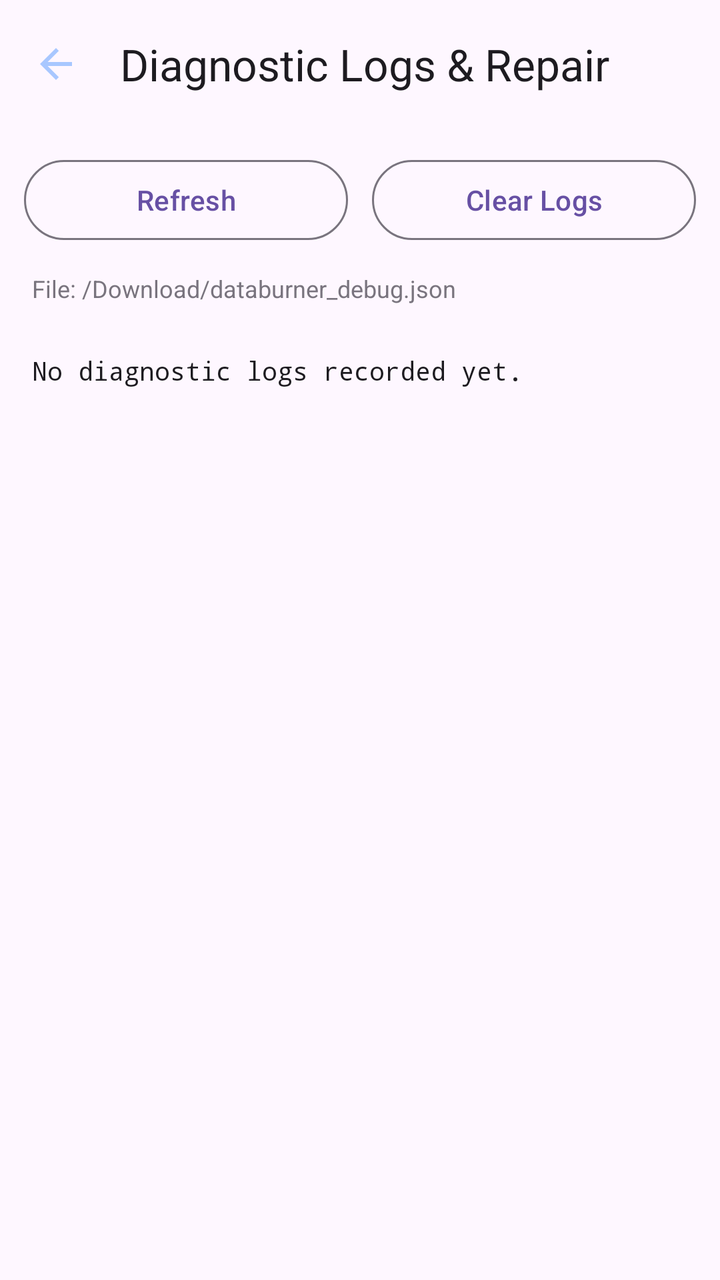
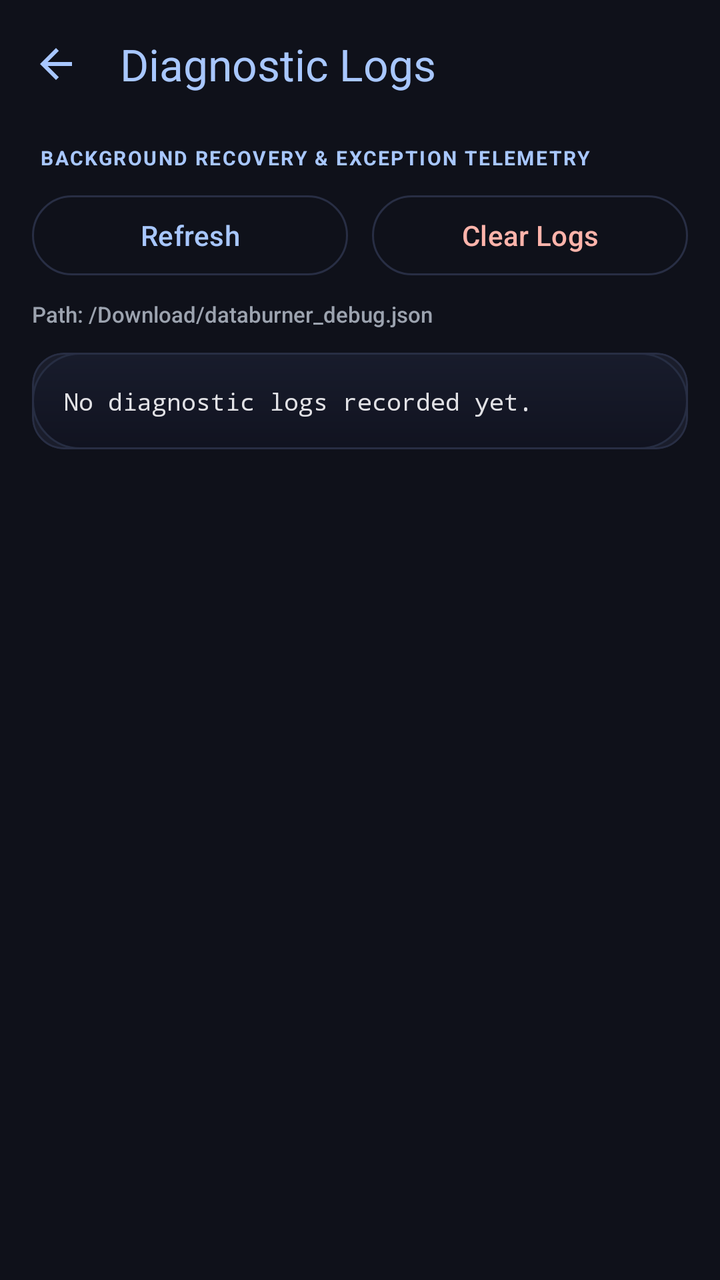

Before-and-after screenshots of an Android layout around one commit, followed by the original layout XML and the change that was made.
<!-- AndroidManifest.xml: activity theme Theme.DataBurner -->
<!-- res/layout/activity_debug_log.xml -->
<?xml version="1.0" encoding="utf-8"?>
<LinearLayout xmlns:android="http://schemas.android.com/apk/res/android"
    xmlns:app="http://schemas.android.com/apk/res-auto"
    android:layout_width="match_parent"
    android:layout_height="match_parent"
    android:orientation="vertical"
    android:background="?attr/colorSurface">

    <com.google.android.material.appbar.AppBarLayout
        android:id="@+id/appBarLayout"
        android:layout_width="match_parent"
        android:layout_height="wrap_content"
        android:background="?attr/colorSurface">

        <com.google.android.material.appbar.MaterialToolbar
            android:id="@+id/topAppBar"
            android:layout_width="match_parent"
            android:layout_height="?attr/actionBarSize"
            app:navigationIcon="@drawable/ic_arrow_back"
            app:title="Diagnostic Logs &amp; Repair"
            app:titleTextAppearance="@style/TextAppearance.Material3.TitleLarge" />

    </com.google.android.material.appbar.AppBarLayout>

    <LinearLayout
        android:layout_width="match_parent"
        android:layout_height="wrap_content"
        android:orientation="horizontal"
        android:padding="12dp">

        <com.google.android.material.button.MaterialButton
            android:id="@+id/refreshBtn"
            style="@style/Widget.Material3.Button.OutlinedButton"
            android:layout_width="0dp"
            android:layout_height="wrap_content"
            android:layout_weight="1"
            android:layout_marginEnd="6dp"
            android:text="Refresh" />

        <com.google.android.material.button.MaterialButton
            android:id="@+id/clearBtn"
            style="@style/Widget.Material3.Button.OutlinedButton"
            android:layout_width="0dp"
            android:layout_height="wrap_content"
            android:layout_weight="1"
            android:layout_marginStart="6dp"
            android:text="Clear Logs" />

    </LinearLayout>

    <TextView
        android:id="@+id/filePathText"
        android:layout_width="match_parent"
        android:layout_height="wrap_content"
        android:paddingHorizontal="16dp"
        android:paddingBottom="8dp"
        android:text="File: /Download/databurner_debug.json"
        android:textSize="12sp"
        android:textColor="?attr/colorOutline" />

    <ScrollView
        android:layout_width="match_parent"
        android:layout_height="0dp"
        android:layout_weight="1">

        <TextView
            android:id="@+id/logsContainerText"
            android:layout_width="match_parent"
            android:layout_height="wrap_content"
            android:padding="16dp"
            android:fontFamily="monospace"
            android:textSize="13sp"
            android:text="No diagnostic logs recorded yet."
            android:textColor="?attr/colorOnSurface" />

    </ScrollView>

</LinearLayout>
<!-- resources referenced by this layout -->
<resources>
  <!-- drawable ic_arrow_back (drawable) -->
  <?xml version="1.0" encoding="utf-8"?>
  <vector xmlns:android="http://schemas.android.com/apk/res/android"
      android:width="24dp"
      android:height="24dp"
      android:viewportWidth="24"
      android:viewportHeight="24">
      <path
          android:pathData="M20,11H7.83l5.59,-5.59L12,4l-8,8 8,8 1.41,-1.41L7.83,13H20v-2z"
          android:fillColor="#A8C7FF" />
  </vector>
  <style name="Theme.DataBurner" parent="Base.Theme.DataBurner" />
  <style name="Base.Theme.DataBurner" parent="Theme.Material3.DayNight.NoActionBar">
          
          
      </style>
</resources>

<!-- the commit's change to res/layout/activity_debug_log.xml (unified diff, before → after) -->
@@ -4,74 +4,115 @@
     android:layout_width="match_parent"
     android:layout_height="match_parent"
     android:orientation="vertical"
-    android:background="?attr/colorSurface">
+    android:background="@color/bg_dark">
 
     <com.google.android.material.appbar.AppBarLayout
         android:id="@+id/appBarLayout"
         android:layout_width="match_parent"
         android:layout_height="wrap_content"
-        android:background="?attr/colorSurface">
+        android:background="@color/bg_dark"
+        app:elevation="0dp">
 
         <com.google.android.material.appbar.MaterialToolbar
             android:id="@+id/topAppBar"
             android:layout_width="match_parent"
             android:layout_height="?attr/actionBarSize"
+            android:background="@color/bg_dark"
             app:navigationIcon="@drawable/ic_arrow_back"
-            app:title="Diagnostic Logs &amp; Repair"
-            app:titleTextAppearance="@style/TextAppearance.Material3.TitleLarge" />
+            app:navigationIconTint="@color/primary_m3"
+            app:title="Diagnostic Logs"
+            app:titleTextColor="@color/primary_m3" />
 
     </com.google.android.material.appbar.AppBarLayout>
 
     <LinearLayout
         android:layout_width="match_parent"
         android:layout_height="wrap_content"
-        android:orientation="horizontal"
-        android:padding="12dp">
+        android:orientation="vertical"
+        android:paddingHorizontal="16dp"
+        android:paddingTop="8dp">
 
-        <com.google.android.material.button.MaterialButton
-            android:id="@+id/refreshBtn"
-            style="@style/Widget.Material3.Button.OutlinedButton"
-            android:layout_width="0dp"
+        <TextView
+            android:layout_width="wrap_content"
             android:layout_height="wrap_content"
-            android:layout_weight="1"
-            android:layout_marginEnd="6dp"
-            android:text="Refresh" />
+            android:layout_marginStart="4dp"
+            android:layout_marginBottom="8dp"
+            android:letterSpacing="0.08"
+            android:text="BACKGROUND RECOVERY &amp; EXCEPTION TELEMETRY"
+            android:textColor="@color/primary_m3"
+            android:textSize="10sp"
+            android:textStyle="bold" />
 
-        <com.google.android.material.button.MaterialButton
-            android:id="@+id/clearBtn"
-            style="@style/Widget.Material3.Button.OutlinedButton"
-            android:layout_width="0dp"
+        <LinearLayout
+            android:layout_width="match_parent"
             android:layout_height="wrap_content"
-            android:layout_weight="1"
-            android:layout_marginStart="6dp"
-            android:text="Clear Logs" />
+            android:orientation="horizontal">
+
+            <com.google.android.material.button.MaterialButton
+                android:id="@+id/refreshBtn"
+                style="@style/Widget.Material3.Button.OutlinedButton"
+                android:layout_width="0dp"
+                android:layout_height="wrap_content"
+                android:layout_weight="1"
+                android:layout_marginEnd="6dp"
+                android:text="Refresh"
+                android:textColor="@color/primary_m3"
+                app:strokeColor="@color/surface_stroke" />
+
+            <com.google.android.material.button.MaterialButton
+                android:id="@+id/clearBtn"
+                style="@style/Widget.Material3.Button.OutlinedButton"
+                android:layout_width="0dp"
+                android:layout_height="wrap_content"
+                android:layout_weight="1"
+                android:layout_marginStart="6dp"
+                android:text="Clear Logs"
+                android:textColor="@color/danger"
+                app:strokeColor="@color/surface_stroke" />
+
+        </LinearLayout>
+
+        <TextView
+            android:id="@+id/filePathText"
+            android:layout_width="match_parent"
+            android:layout_height="wrap_content"
+            android:paddingTop="8dp"
+            android:paddingBottom="12dp"
+            android:text="Path: /Download/databurner_debug.json"
+            android:textSize="11sp"
+            android:fontFamily="sans-serif-medium"
+            android:textColor="@color/on_surface_variant" />
 
     </LinearLayout>
-
-    <TextView
-        android:id="@+id/filePathText"
-        android:layout_width="match_parent"
-        android:layout_height="wrap_content"
-        android:paddingHorizontal="16dp"
-        android:paddingBottom="8dp"
-        android:text="File: /Download/databurner_debug.json"
-        android:textSize="12sp"
-        android:textColor="?attr/colorOutline" />
 
     <ScrollView
         android:layout_width="match_parent"
         android:layout_height="0dp"
-        android:layout_weight="1">
+        android:layout_weight="1"
+        android:paddingHorizontal="16dp"
+        android:paddingBottom="24dp">
 
-        <TextView
-            android:id="@+id/logsContainerText"
+        <com.google.android.material.card.MaterialCardView
+            style="@style/Widget.DataBurner.Card"
             android:layout_width="match_parent"
             android:layout_height="wrap_content"
-            android:padding="16dp"
-            android:fontFamily="monospace"
-            android:textSize="13sp"
-            android:text="No diagnostic logs recorded yet."
-            android:textColor="?attr/colorOnSurface" />
+            app:cardCornerRadius="16dp"
+            app:strokeColor="@color/surface_stroke"
+            app:strokeWidth="1dp">
+
+            <TextView
+                android:id="@+id/logsContainerText"
+                android:layout_width="match_parent"
+                android:layout_height="wrap_content"
+                android:background="@drawable/bg_stat_card"
+                android:padding="16dp"
+                android:fontFamily="monospace"
+                android:textSize="12sp"
+                android:lineSpacingExtra="3dp"
+                android:text="No diagnostic logs recorded yet."
+                android:textColor="@color/on_surface" />
+
+        </com.google.android.material.card.MaterialCardView>
 
     </ScrollView>
 
<!-- resource entries referenced after the edit -->
@@ -1,5 +1,25 @@
 <!-- resources referenced by this layout -->
 <resources>
+  <color name="bg_dark">#0F111A</color>
+  <color name="danger">#FFB4AB</color>
+  <color name="on_surface">#E2E2E6</color>
+  <color name="on_surface_variant">#9CA3AF</color>
+  <color name="primary_m3">#A8C7FF</color>
+  <color name="surface_stroke">#282E44</color>
+  <!-- drawable bg_stat_card (drawable) -->
+  <?xml version="1.0" encoding="utf-8"?>
+  <shape xmlns:android="http://schemas.android.com/apk/res/android"
+      android:shape="rectangle">
+      <corners android:radius="24dp" />
+      <gradient
+          android:angle="270"
+          android:endColor="#111320"
+          android:startColor="#181C2C"
+          android:type="linear" />
+      <stroke
+          android:width="1dp"
+          android:color="#262D42" />
+  </shape>
   <!-- drawable ic_arrow_back (drawable) -->
   <?xml version="1.0" encoding="utf-8"?>
   <vector xmlns:android="http://schemas.android.com/apk/res/android"
@@ -11,7 +31,14 @@
           android:pathData="M20,11H7.83l5.59,-5.59L12,4l-8,8 8,8 1.41,-1.41L7.83,13H20v-2z"
           android:fillColor="#A8C7FF" />
   </vector>
+  <style name="Widget.DataBurner.Card" parent="Widget.Material3.CardView.Filled">
+          <item name="cardBackgroundColor">@color/surface_variant</item>
+          <item name="cardCornerRadius">24dp</item>
+          <item name="strokeColor">#262D42</item>
+          <item name="strokeWidth">1dp</item>
+      </style>
   <style name="Theme.DataBurner" parent="Base.Theme.DataBurner" />
+  <color name="surface_variant">#1A1D2B</color>
   <style name="Base.Theme.DataBurner" parent="Theme.Material3.DayNight.NoActionBar">
           
           
